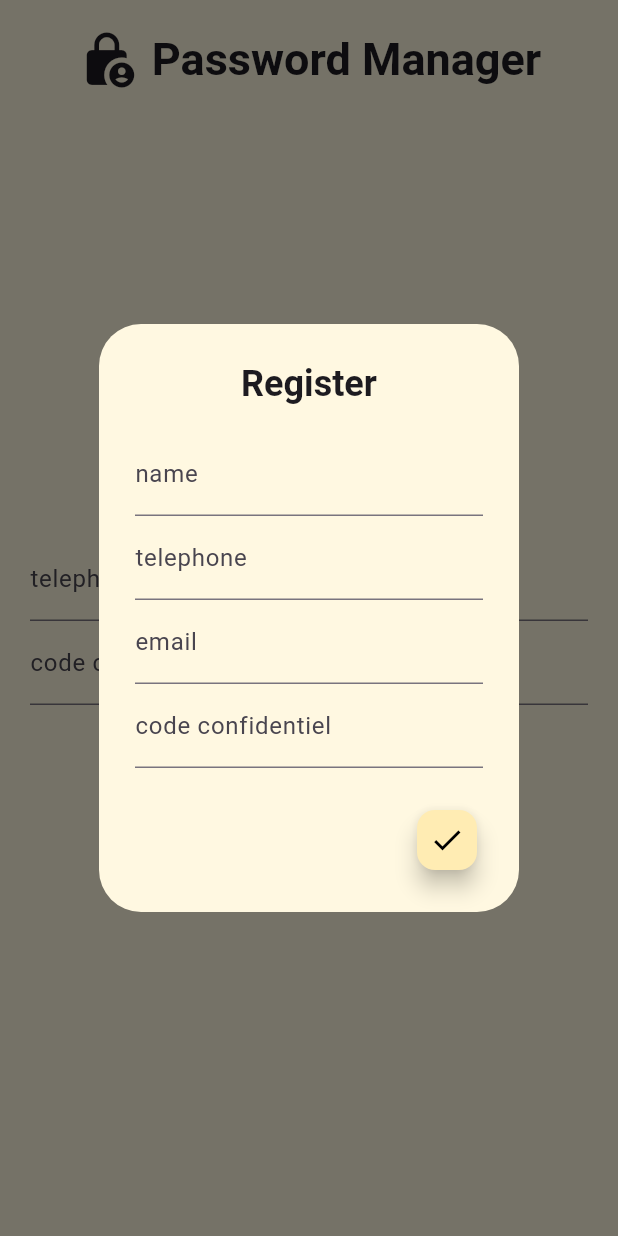
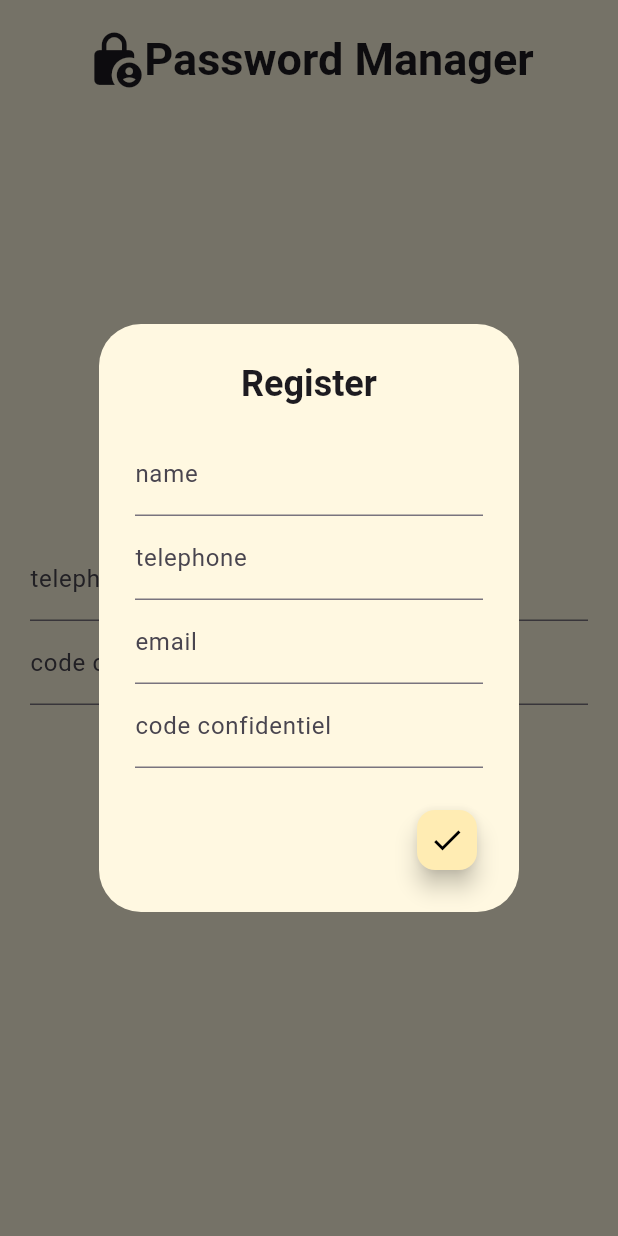
Before and after one commit to asmaembr/pass_manager, a Flutter app: the screen it shows after launch, after a tap on the "person add" icon, on a phone screen of 412 x 824 dp. Run offline on Flutter 3.47's test engine with Material 3 defaults, Android fonts, the phone set to English and light mode, and no system bars; our stand-ins replace cloud_firestore, firebase_core, shared_preferences; accounts and stored records are empty.

Commit message:
appbar center issue fixed

```diff
--- a/lib/main.dart
+++ b/lib/main.dart
@@ -1,6 +1,5 @@
 import 'package:firebase_core/firebase_core.dart';
 import 'package:pass_manager/pages/LoginPage.dart';
-import 'package:pass_manager/services/firestore.dart';
 import 'package:shared_preferences/shared_preferences.dart';
 import 'firebase_options.dart';
 import 'package:flutter/material.dart';
@@ -13,18 +12,14 @@ void main() async {
   );
   SharedPreferences prefs = await SharedPreferences.getInstance();
   bool? isLoggedIn = prefs.getString('userid') != null;
-
-  final FirestoreService service = FirestoreService();
   runApp(MainApp(
     isLoggedIn: isLoggedIn,
-    service: service,
   ));
 }
 
 class MainApp extends StatelessWidget {
   final bool isLoggedIn;
-  final FirestoreService service;
-  const MainApp({super.key, required this.isLoggedIn, required this.service});
+  const MainApp({super.key, required this.isLoggedIn});
   @override
   Widget build(BuildContext context) {
     return MaterialApp(
--- a/lib/pages/LoginPage.dart
+++ b/lib/pages/LoginPage.dart
@@ -114,16 +114,14 @@ class _LoginPageState extends State<LoginPage> {
     return Scaffold(
       appBar: AppBar(
         toolbarHeight: 80,
+        automaticallyImplyLeading: false, // Remove the back button
         centerTitle: true,
           title: const Row(
             mainAxisAlignment: MainAxisAlignment.center,
             children: [
-              SizedBox(width: 10),
               Icon(Icons.lock_person_rounded, size: 40),
-              SizedBox(width: 10),
               Text("Password Manager",
                   style: TextStyle(fontWeight: FontWeight.bold, fontSize: 30)),
-              SizedBox(width: 10),
             ],
           ),
           backgroundColor: Colors.amber[50]),
```
Also changed, not shown: lib/pages/HomePage.dart (+5 -4 lines).
